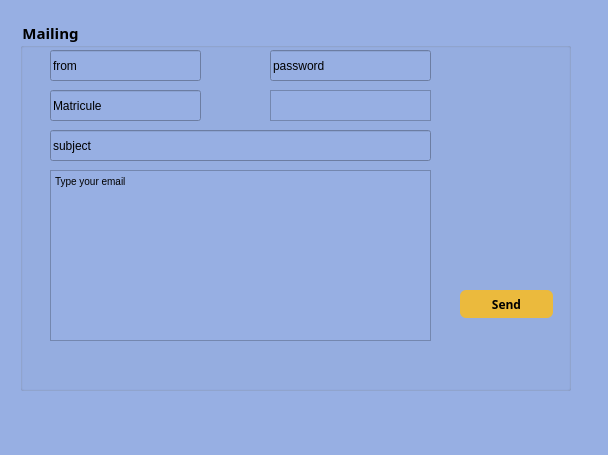
Old version of the form dialog.ui in the repository ajroudamira/Smart-radio-2A21.
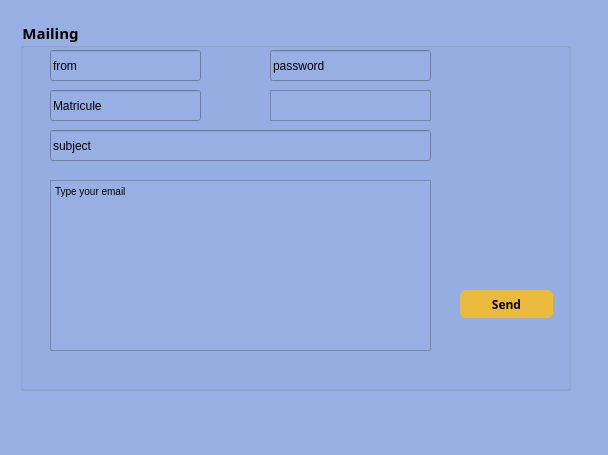
New version of the form.

What changed in the file:
```diff
--- a/dialog.ui
+++ b/dialog.ui
@@ -117,7 +117,7 @@
      <property name="geometry">
       <rect>
        <x>30</x>
-       <y>150</y>
+       <y>160</y>
        <width>381</width>
        <height>171</height>
       </rect>
```
